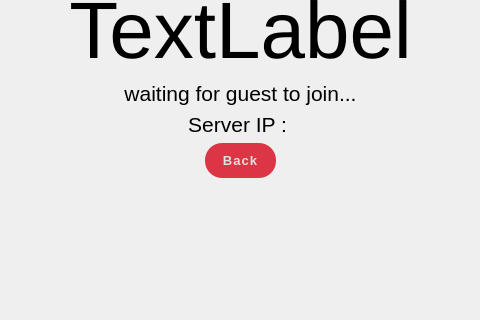
First picture: the form in UI/Network/host_page.ui, repository PlaTwo-project/PlaTwo, before the edit; both pictures show x 341 to 821 and y 206 to 526 of the 1163 by 683 pixel window.
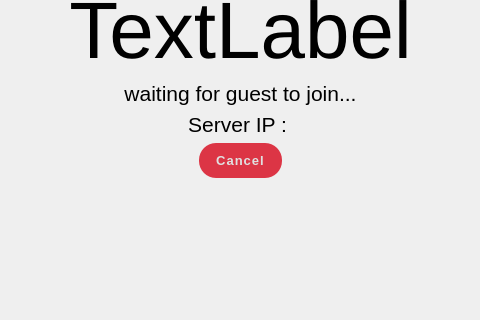
Second picture: the form after the edit. The open tabs and pages were chosen to show the change.

The edit to the form file:
```diff
--- a/UI/Network/host_page.ui
+++ b/UI/Network/host_page.ui
@@ -466,7 +466,7 @@
 </string>
            </property>
            <property name="text">
-            <string>Back</string>
+            <string>Cancel</string>
            </property>
           </widget>
          </item>
```
Left out of the diff: 8 changed lines with no effect on the pictures.
